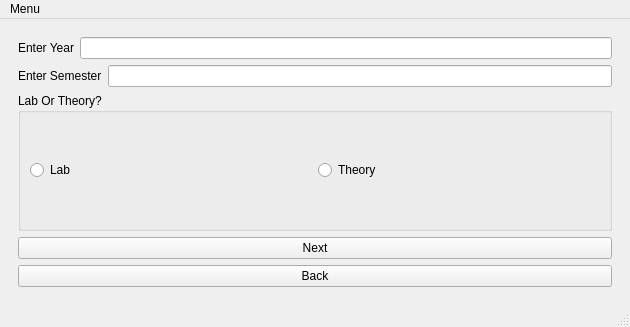
Abir-Tx/StudyFolderOrganizer-GUI, file sfo.ui: the form before one commit.
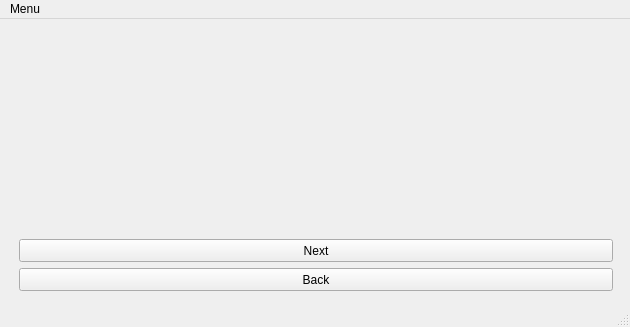
The form after the commit. The open tabs and pages were chosen to show the change.

Commit message:
Add a confirm box
Added a confirm box so that users need to insert needed info carefully

What changed in the file:
```diff
--- a/sfo.ui
+++ b/sfo.ui
@@ -172,6 +172,34 @@
         </item>
        </layout>
       </widget>
+      <widget class="QWidget" name="labpanel">
+       <widget class="QPushButton" name="next_3">
+        <property name="geometry">
+         <rect>
+          <x>10</x>
+          <y>211</y>
+          <width>594</width>
+          <height>23</height>
+         </rect>
+        </property>
+        <property name="text">
+         <string>Next</string>
+        </property>
+       </widget>
+       <widget class="QPushButton" name="back_3">
+        <property name="geometry">
+         <rect>
+          <x>10</x>
+          <y>240</y>
+          <width>594</width>
+          <height>23</height>
+         </rect>
+        </property>
+        <property name="text">
+         <string>Back</string>
+        </property>
+       </widget>
+      </widget>
      </widget>
     </item>
    </layout>
```
Left out of the diff: 7 changed lines with no effect on the pictures. The commit also changes 2 other files.
